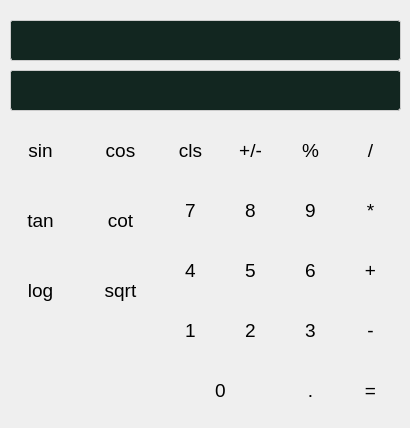
The window that GUI (Qt)/Assignment 17/mainwindow.ui (Amirreza1h1/Pylearn) describes before a commit, drawn with Qt 5.
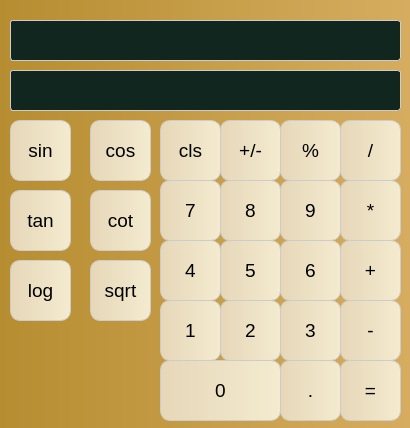
The same window after the commit.

What changed in the file:
```diff
--- a/GUI (Qt)/Assignment 17/mainwindow.ui
+++ b/GUI (Qt)/Assignment 17/mainwindow.ui
@@ -15,34 +15,41 @@
   </property>
   <property name="styleSheet">
    <string notr="true">QWidget {
-    background-color: qlineargradient(x1: 0, y1: 0, x2: 1, y2: 0,
-                                       stop: 0 #B68D30, stop: 1 #D6AD60);
+    background-color: qlineargradient(x1: 0, y1: 0, x2: 1, y2: 0, stop: 0 #B68D30, stop: 1 #D6AD60);
 }
 QLineEdit {
     background-color: #122620;
     border: 1px solid #CCCCCC;
     padding: 5px;
     border-radius: 3px;
+    color: white; /* Text color */
 }
 QPushButton {
-    background-color: qlineargradient(x1: 0, y1: 0, x2: 1, y2: 0,
-                                       stop: 0 #E6D7B8, stop: 1 #F4EBD0); /* Gradient from slightly darker to original color */
+    background-color: qlineargradient(x1: 0, y1: 0, x2: 1, y2: 0, stop: 0 #E6D7B8, stop: 1 #F4EBD0);
     border-radius: 10px;
     padding: 10px;
     color: black;
+    border: 1px solid #CCCCCC; /* Button border */
 }
-
 QPushButton:hover {
     background-color: qlineargradient(x1: 0, y1: 0, x2: 1, y2: 0,
                                        stop: 0 #EDECF4, stop: 1 #F4ECEF); /* Adjusted gradient for hover effect */
 }
-</string>
+QPushButton:pressed {
+    background-color: #D6AD60;
+    border-radius: 10px;
+    padding: 10px;
+    color: black;
+}</string>
   </property>
   <widget class="QWidget" name="centralwidget">
    <property name="enabled">
-    <bool>false</bool>
+    <bool>true</bool>
    </property>
-   <widget class="QLineEdit" name="history_line">
+   <widget class="QLineEdit" name="history_box">
+    <property name="enabled">
+     <bool>false</bool>
+    </property>
     <property name="geometry">
      <rect>
       <x>10</x>
@@ -55,7 +62,10 @@
      <bool>true</bool>
     </property>
    </widget>
-   <widget class="QLineEdit" name="input_line">
+   <widget class="QLineEdit" name="input_box">
+    <property name="enabled">
+     <bool>false</bool>
+    </property>
     <property name="geometry">
      <rect>
       <x>10</x>
@@ -66,6 +76,9 @@
     </property>
    </widget>
    <widget class="QPushButton" name="divide">
+    <property name="enabled">
+     <bool>false</bool>
+    </property>
     <property name="geometry">
      <rect>
       <x>340</x>
@@ -84,6 +97,9 @@
     </property>
    </widget>
    <widget class="QPushButton" name="multiple">
+    <property name="enabled">
+     <bool>false</bool>
+    </property>
     <property name="geometry">
      <rect>
       <x>340</x>
@@ -102,6 +118,9 @@
     </property>
    </widget>
    <widget class="QPushButton" name="minus">
+    <property name="enabled">
+     <bool>false</bool>
+    </property>
     <property name="geometry">
      <rect>
       <x>340</x>
@@ -120,6 +139,9 @@
     </property>
    </widget>
    <widget class="QPushButton" name="plus">
+    <property name="enabled">
+     <bool>false</bool>
+    </property>
     <property name="geometry">
      <rect>
       <x>340</x>
@@ -138,6 +160,9 @@
     </property>
    </widget>
    <widget class="QPushButton" name="result">
+    <property name="enabled">
+     <bool>false</bool>
+    </property>
     <property name="geometry">
      <rect>
       <x>340</x>
@@ -156,6 +181,9 @@
     </property>
    </widget>
    <widget class="QPushButton" name="percent">
+    <property name="enabled">
+     <bool>false</bool>
+    </property>
     <property name="geometry">
      <rect>
       <x>280</x>
@@ -174,6 +202,9 @@
     </property>
    </widget>
    <widget class="QPushButton" name="n6">
+    <property name="enabled">
+     <bool>false</bool>
+    </property>
     <property name="geometry">
      <rect>
       <x>280</x>
@@ -192,6 +223,9 @@
     </property>
    </widget>
    <widget class="QPushButton" name="dot">
+    <property name="enabled">
+     <bool>false</bool>
+    </property>
     <property name="geometry">
      <rect>
       <x>280</x>
@@ -210,6 +244,9 @@
     </property>
    </widget>
    <widget class="QPushButton" name="n9">
+    <property name="enabled">
+     <bool>false</bool>
+    </property>
     <property name="geometry">
      <rect>
       <x>280</x>
@@ -228,6 +265,9 @@
     </property>
    </widget>
    <widget class="QPushButton" name="n3">
+    <property name="enabled">
+     <bool>false</bool>
+    </property>
     <property name="geometry">
      <rect>
       <x>280</x>
@@ -246,6 +286,9 @@
     </property>
    </widget>
    <widget class="QPushButton" name="assign">
+    <property name="enabled">
+     <bool>false</bool>
+    </property>
     <property name="geometry">
      <rect>
       <x>220</x>
@@ -264,6 +307,9 @@
     </property>
    </widget>
    <widget class="QPushButton" name="n5">
+    <property name="enabled">
+     <bool>false</bool>
+    </property>
     <property name="geometry">
      <rect>
       <x>220</x>
@@ -282,6 +328,9 @@
     </property>
    </widget>
    <widget class="QPushButton" name="n0">
+    <property name="enabled">
+     <bool>false</bool>
+    </property>
     <property name="geometry">
      <rect>
       <x>160</x>
@@ -300,6 +349,9 @@
     </property>
    </widget>
    <widget class="QPushButton" name="n8">
+    <property name="enabled">
+     <bool>false</bool>
+    </property>
     <property name="geometry">
      <rect>
       <x>220</x>
@@ -313,11 +365,20 @@
       <pointsize>14</pointsize>
      </font>
     </property>
+    <property name="styleSheet">
+     <string notr="true"/>
+    </property>
     <property name="text">
      <string>8</string>
     </property>
+    <property name="default">
+     <bool>false</bool>
+    </property>
    </widget>
    <widget class="QPushButton" name="n2">
+    <property name="enabled">
+     <bool>false</bool>
+    </property>
     <property name="geometry">
      <rect>
       <x>220</x>
@@ -336,6 +397,9 @@
     </property>
    </widget>
    <widget class="QPushButton" name="clear">
+    <property name="enabled">
+     <bool>false</bool>
+    </property>
     <property name="geometry">
      <rect>
       <x>160</x>
@@ -354,6 +418,9 @@
     </property>
    </widget>
    <widget class="QPushButton" name="n4">
+    <property name="enabled">
+     <bool>false</bool>
+    </property>
     <property name="geometry">
      <rect>
       <x>160</x>
@@ -372,6 +439,9 @@
     </property>
    </widget>
    <widget class="QPushButton" name="n7">
+    <property name="enabled">
+     <bool>false</bool>
+    </property>
     <property name="geometry">
      <rect>
       <x>160</x>
@@ -390,6 +460,9 @@
     </property>
    </widget>
    <widget class="QPushButton" name="n1">
+    <property name="enabled">
+     <bool>false</bool>
+    </property>
     <property name="geometry">
      <rect>
       <x>160</x>
@@ -408,6 +481,9 @@
     </property>
    </widget>
    <widget class="QPushButton" name="sin">
+    <property name="enabled">
+     <bool>false</bool>
+    </property>
     <property name="geometry">
      <rect>
       <x>10</x>
@@ -426,6 +502,9 @@
     </property>
    </widget>
    <widget class="QPushButton" name="cot">
+    <property name="enabled">
+     <bool>false</bool>
+    </property>
     <property name="geometry">
      <rect>
       <x>90</x>
@@ -444,6 +523,9 @@
     </property>
    </widget>
    <widget class="QPushButton" name="tan">
+    <property name="enabled">
+     <bool>false</bool>
+    </property>
     <property name="geometry">
      <rect>
       <x>10</x>
@@ -462,6 +544,9 @@
     </property>
    </widget>
    <widget class="QPushButton" name="cos">
+    <property name="enabled">
+     <bool>false</bool>
+    </property>
     <property name="geometry">
      <rect>
       <x>90</x>
@@ -480,6 +565,9 @@
     </property>
    </widget>
    <widget class="QPushButton" name="log">
+    <property name="enabled">
+     <bool>false</bool>
+    </property>
     <property name="geometry">
      <rect>
       <x>10</x>
@@ -498,6 +586,9 @@
     </property>
    </widget>
    <widget class="QPushButton" name="sqrt">
+    <property name="enabled">
+     <bool>false</bool>
+    </property>
     <property name="geometry">
      <rect>
       <x>90</x>
```
Left out of the diff: 6 changed lines with no effect on the pictures.
